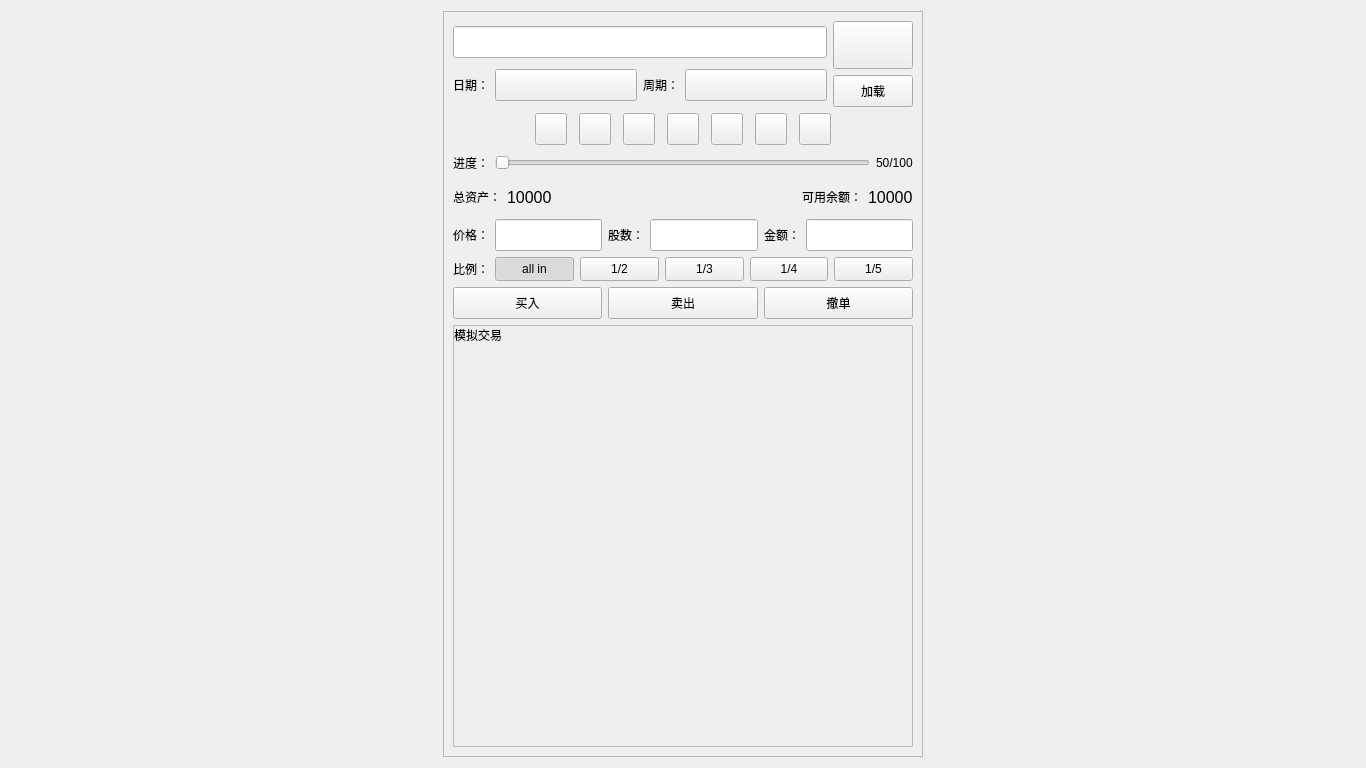
Before: the Qt Designer form src/gui/qt_widgets/MComponents/review/ReviewWidget.ui in Daydreamer-AI/KLineReview, drawn with Qt 5.
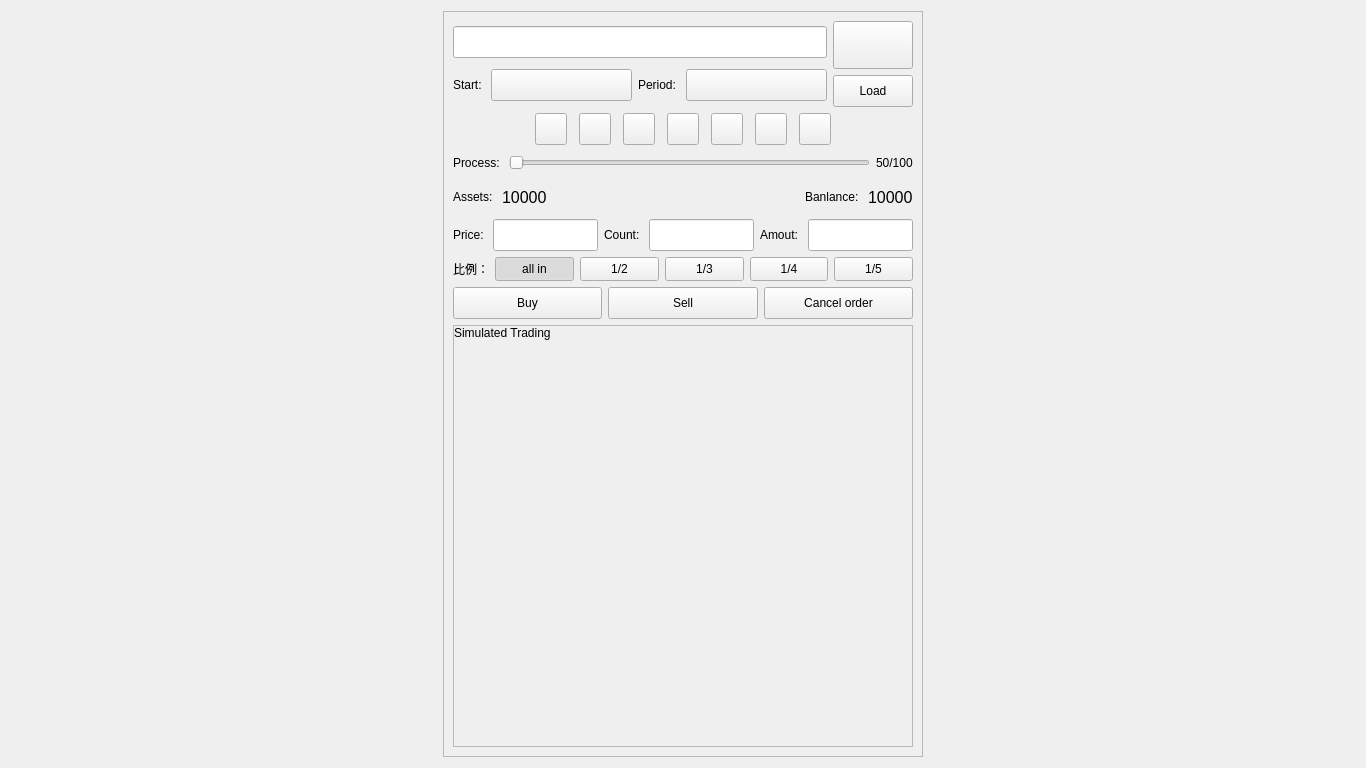
After: the same form once the commit is applied. Custom widgets are drawn as their Qt base class.

```diff
--- a/src/gui/qt_widgets/MComponents/review/ReviewWidget.ui
+++ b/src/gui/qt_widgets/MComponents/review/ReviewWidget.ui
@@ -79,7 +79,7 @@
                </sizepolicy>
               </property>
               <property name="text">
-               <string>日期：</string>
+               <string>Start: </string>
               </property>
              </widget>
             </item>
@@ -117,7 +117,7 @@
                </sizepolicy>
               </property>
               <property name="text">
-               <string>周期：</string>
+               <string>Period: </string>
               </property>
              </widget>
             </item>
@@ -195,7 +195,7 @@
              </size>
             </property>
             <property name="text">
-             <string>加载</string>
+             <string>Load</string>
             </property>
            </widget>
           </item>
@@ -437,7 +437,7 @@
         <item>
          <widget class="BodyLabel" name="label_3">
           <property name="text">
-           <string>进度：</string>
+           <string>Process: </string>
           </property>
          </widget>
         </item>
@@ -474,7 +474,7 @@
         <item>
          <widget class="BodyLabel" name="label_4">
           <property name="text">
-           <string>总资产：</string>
+           <string>Assets: </string>
           </property>
          </widget>
         </item>
@@ -518,7 +518,7 @@
         <item>
          <widget class="BodyLabel" name="label_8">
           <property name="text">
-           <string>可用余额：</string>
+           <string>Banlance: </string>
           </property>
          </widget>
         </item>
@@ -553,7 +553,7 @@
         <item>
          <widget class="BodyLabel" name="label_price">
           <property name="text">
-           <string>价格：</string>
+           <string>Price: </string>
           </property>
          </widget>
         </item>
@@ -587,7 +587,7 @@
         <item>
          <widget class="BodyLabel" name="label_count">
           <property name="text">
-           <string>股数：</string>
+           <string>Count: </string>
           </property>
          </widget>
         </item>
@@ -624,7 +624,7 @@
         <item>
          <widget class="BodyLabel" name="label_9">
           <property name="text">
-           <string>金额：</string>
+           <string>Amout: </string>
           </property>
          </widget>
         </item>
@@ -846,7 +846,7 @@
            </size>
           </property>
           <property name="text">
-           <string>买入</string>
+           <string>Buy</string>
           </property>
          </widget>
         </item>
@@ -865,7 +865,7 @@
            </size>
           </property>
           <property name="text">
-           <string>卖出</string>
+           <string>Sell</string>
           </property>
          </widget>
         </item>
@@ -884,7 +884,7 @@
            </size>
           </property>
           <property name="text">
-           <string>撤单</string>
+           <string>Cancel order</string>
           </property>
          </widget>
         </item>
@@ -917,7 +917,7 @@
          <item>
           <widget class="BodyLabel" name="label">
            <property name="text">
-            <string>模拟交易</string>
+            <string>Simulated Trading</string>
            </property>
           </widget>
          </item>
@@ -1001,6 +1001,11 @@
    <extends>QLabel</extends>
    <header>label</header>
   </customwidget>
+  <customwidget>
+   <class>LineEdit</class>
+   <extends>QLineEdit</extends>
+   <header>line_edit</header>
+  </customwidget>
  </customwidgets>
  <resources>
   <include location="../../../../resources/resources.qrc"/>
```
Left out of the diff: 6 changed lines with no effect on the pictures.
